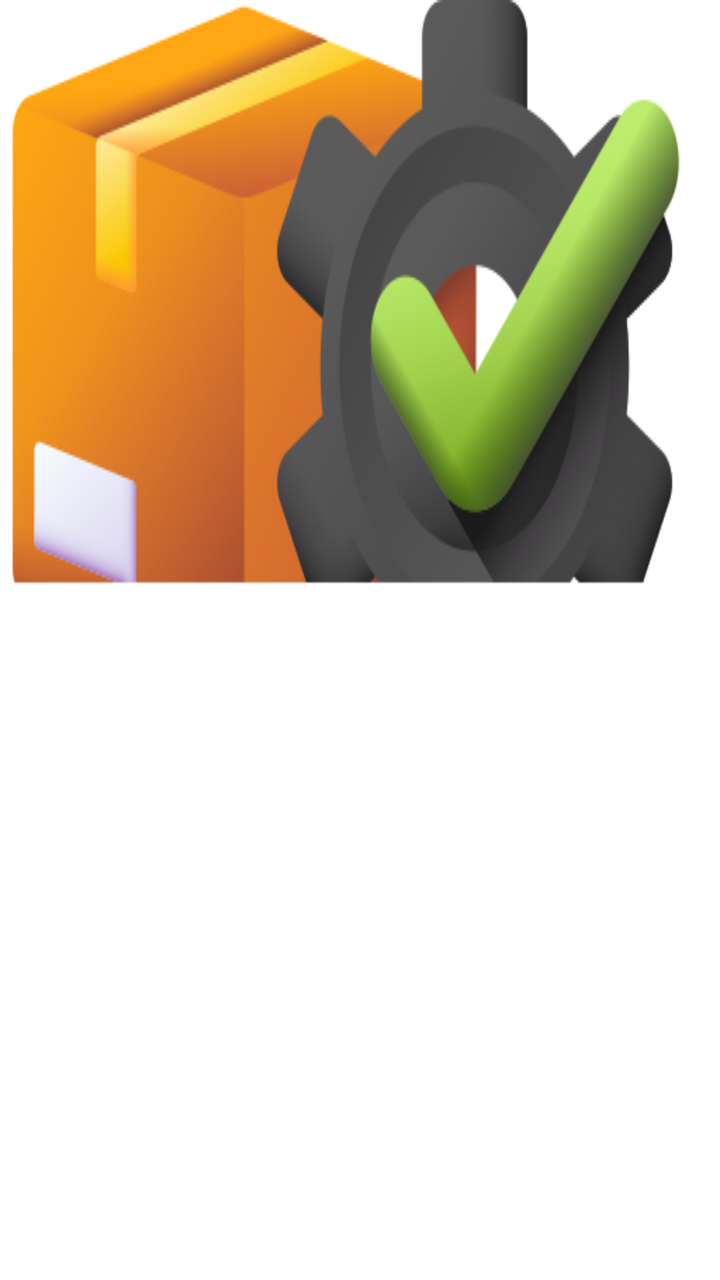
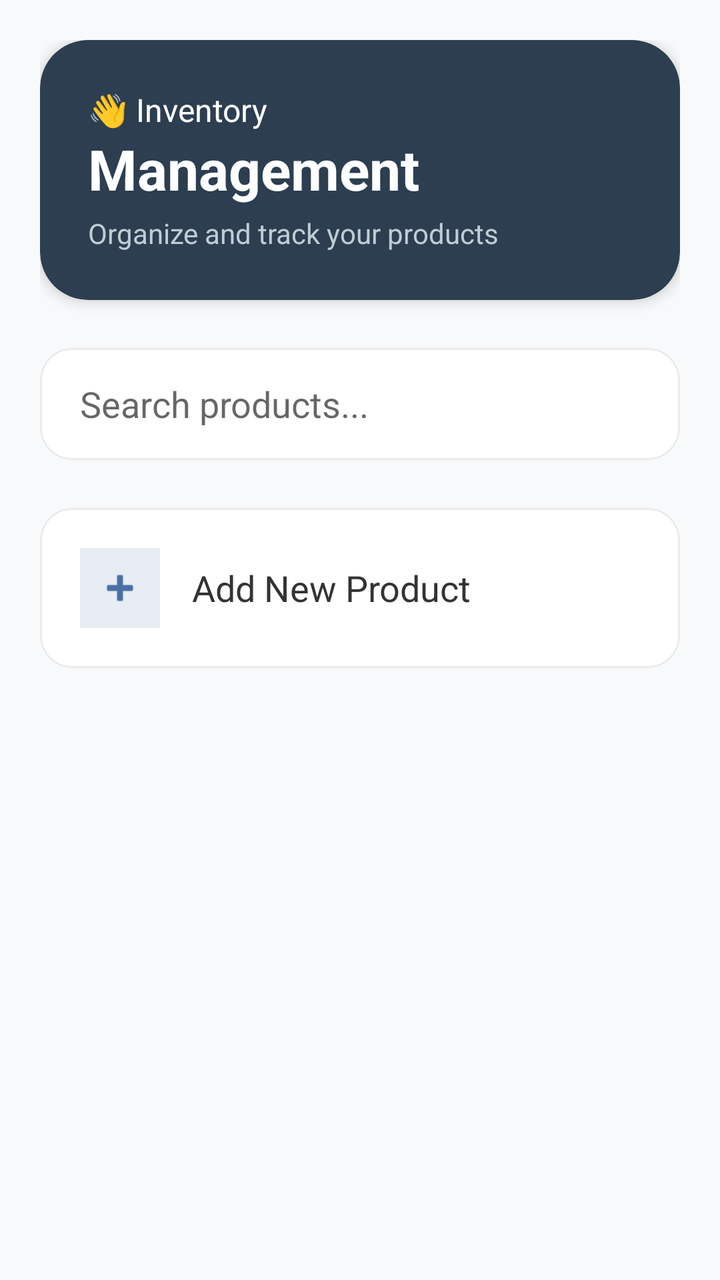

The first picture is an Android layout as it rendered before a commit; the second is the same layout after the commit. The layout source and the unified diff follow.
<!-- AndroidManifest.xml: application theme Theme.StockWise -->
<!-- res/layout/activity_inventory.xml -->
<?xml version="1.0" encoding="utf-8"?>
<androidx.constraintlayout.widget.ConstraintLayout xmlns:android="http://schemas.android.com/apk/res/android"
    xmlns:app="http://schemas.android.com/apk/res-auto"
    xmlns:tools="http://schemas.android.com/tools"
    android:id="@+id/main"
    android:layout_width="match_parent"
    android:layout_height="match_parent"
    tools:context=".InventoryActivity">

</androidx.constraintlayout.widget.ConstraintLayout>
<!-- resources referenced by this layout -->
<resources>
  <style name="Theme.StockWise" parent="Theme.MaterialComponents.DayNight.NoActionBar">
          
          <item name="colorPrimary">@color/purple_500</item>
          <item name="colorPrimaryVariant">@color/purple_700</item>
          <item name="colorOnPrimary">@color/white</item>
          
          <item name="colorSecondary">@color/teal_200</item>
          <item name="colorSecondaryVariant">@color/teal_700</item>
          <item name="colorOnSecondary">@color/black</item>
          
          <item name="android:statusBarColor">?attr/colorPrimaryVariant</item>
          
          <item name="android:windowBackground">@drawable/stock</item>
          <item name="android:windowFullscreen">true</item>
  
      </style>
  <color name="purple_500">#FF6200EE</color>
  <color name="purple_700">#FF3700B3</color>
  <color name="white">#FFFFFFFF</color>
  <color name="teal_200">#FF03DAC5</color>
  <color name="teal_700">#FF018786</color>
  <color name="black">#FF000000</color>
  <!-- drawable stock: png bitmap (drawable, 66246 bytes) -->
</resources>

<!-- the commit's change to res/layout/activity_inventory.xml (unified diff, before → after) -->
@@ -1,10 +1,108 @@
 <?xml version="1.0" encoding="utf-8"?>
-<androidx.constraintlayout.widget.ConstraintLayout xmlns:android="http://schemas.android.com/apk/res/android"
+<LinearLayout xmlns:android="http://schemas.android.com/apk/res/android"
     xmlns:app="http://schemas.android.com/apk/res-auto"
-    xmlns:tools="http://schemas.android.com/tools"
-    android:id="@+id/main"
     android:layout_width="match_parent"
     android:layout_height="match_parent"
-    tools:context=".InventoryActivity">
+    android:background="@color/background_light"
+    android:orientation="vertical"
+    android:padding="20dp">
 
-</androidx.constraintlayout.widget.ConstraintLayout>
+    
+    <com.google.android.material.card.MaterialCardView
+        android:layout_width="match_parent"
+        android:layout_height="wrap_content"
+        android:layout_marginBottom="24dp"
+        app:cardBackgroundColor="#2C3E50"
+        app:cardCornerRadius="24dp"
+        app:cardElevation="4dp">
+
+        <LinearLayout
+            android:layout_width="match_parent"
+            android:layout_height="wrap_content"
+            android:orientation="vertical"
+            android:padding="24dp">
+
+            <TextView
+                android:layout_width="wrap_content"
+                android:layout_height="wrap_content"
+                android:text="👋 Inventory"
+                android:textColor="#FFFFFF"
+                android:textSize="16sp" />
+
+            <TextView
+                android:layout_width="wrap_content"
+                android:layout_height="wrap_content"
+                android:text="Management"
+                android:textColor="#FFFFFF"
+                android:textSize="28sp"
+                android:textStyle="bold" />
+
+            <TextView
+                android:layout_width="wrap_content"
+                android:layout_height="wrap_content"
+                android:layout_marginTop="4dp"
+                android:text="Organize and track your products"
+                android:textColor="#C0CCD6"
+                android:textSize="14sp" />
+        </LinearLayout>
+    </com.google.android.material.card.MaterialCardView>
+
+    <com.google.android.material.card.MaterialCardView
+        android:layout_width="match_parent"
+        android:layout_height="56dp"
+        android:layout_marginBottom="24dp"
+        app:cardBackgroundColor="#FFFFFF"
+        app:cardCornerRadius="16dp"
+        app:cardElevation="0dp"
+        app:strokeColor="@color/card_border"
+        app:strokeWidth="1dp">
+
+        <EditText
+            android:layout_width="match_parent"
+            android:layout_height="match_parent"
+            android:background="@null"
+            android:hint="Search products..."
+            android:paddingHorizontal="20dp"
+            android:inputType="text" />
+    </com.google.android.material.card.MaterialCardView>
+
+    <com.google.android.material.card.MaterialCardView
+        android:id="@+id/btnAddProduct"
+        android:layout_width="match_parent"
+        android:layout_height="wrap_content"
+        android:clickable="true"
+        android:focusable="true"
+        app:cardBackgroundColor="#FFFFFF"
+        app:cardCornerRadius="16dp"
+        app:cardElevation="0dp"
+        app:strokeColor="@color/card_border"
+        app:strokeWidth="1dp">
+
+        <LinearLayout
+            android:layout_width="match_parent"
+            android:layout_height="wrap_content"
+            android:gravity="center_vertical"
+            android:orientation="horizontal"
+            android:padding="20dp">
+
+            <ImageView
+                android:layout_width="40dp"
+                android:layout_height="40dp"
+                android:background="#E8EDF4"
+                android:padding="8dp"
+                android:src="@android:drawable/ic_input_add"
+                app:tint="@color/rich_blue" />
+
+            <TextView
+                android:layout_width="0dp"
+                android:layout_height="wrap_content"
+                android:layout_marginStart="16dp"
+                android:layout_weight="1"
+                android:text="Add New Product"
+                android:textColor="#333333"
+                android:textSize="18sp"
+                android:textStyle="normal" />
+        </LinearLayout>
+    </com.google.android.material.card.MaterialCardView>
+
+</LinearLayout>
<!-- resource entries referenced after the edit -->
@@ -1,5 +1,8 @@
 <!-- resources referenced by this layout -->
 <resources>
+  <color name="background_light">#F8F9FA</color>
+  <color name="card_border">#EBEBEB</color>
+  <color name="rich_blue">#4A6FA5</color>
   <style name="Theme.StockWise" parent="Theme.MaterialComponents.DayNight.NoActionBar">
           
           <item name="colorPrimary">@color/purple_500</item>
